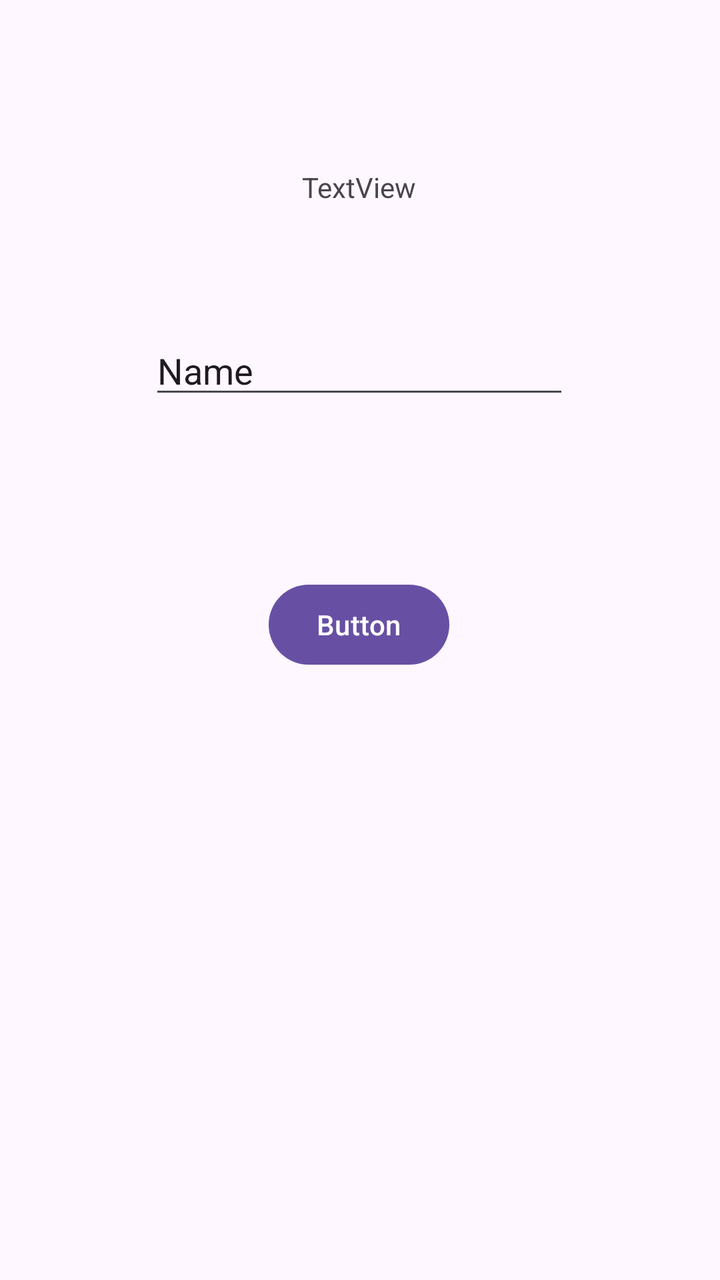
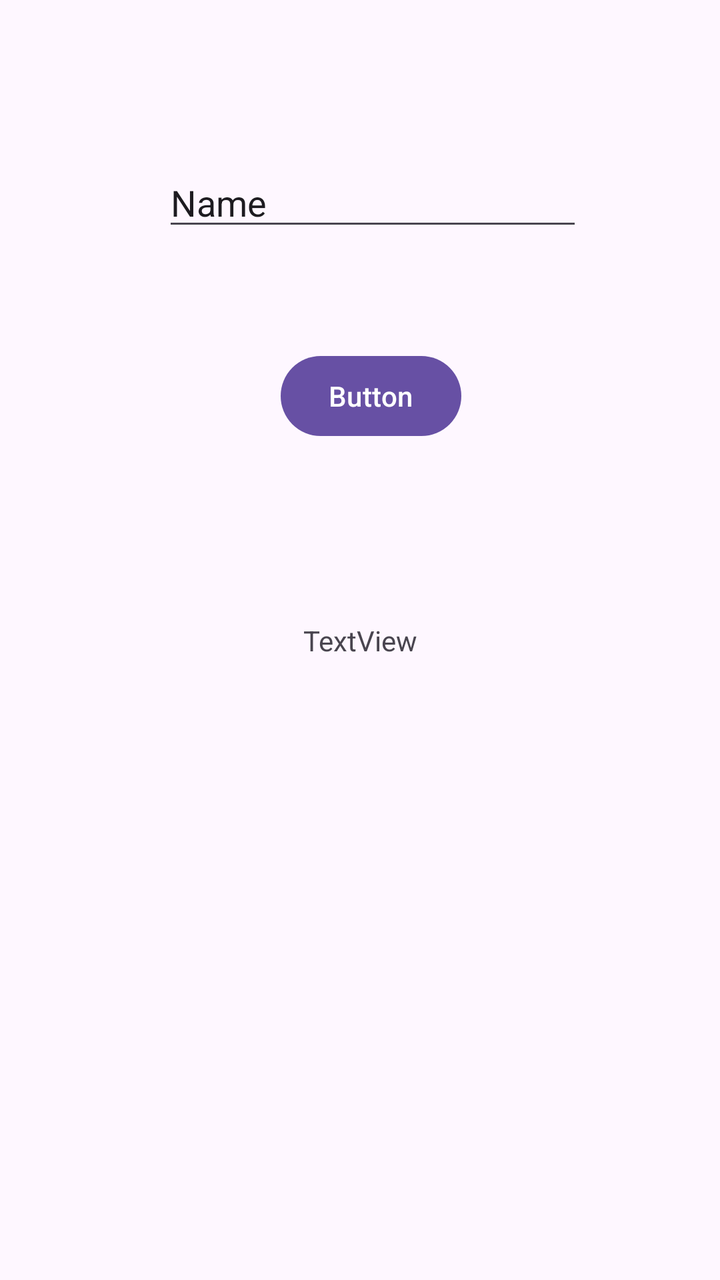

The first picture is an Android layout as it rendered before a commit; the second is the same layout after the commit. The layout source and the unified diff follow.
<!-- AndroidManifest.xml: application theme Theme.PratikumMobileRifa -->
<!-- res/layout/activity_second.xml -->
<?xml version="1.0" encoding="utf-8"?>
<androidx.constraintlayout.widget.ConstraintLayout xmlns:android="http://schemas.android.com/apk/res/android"
    xmlns:app="http://schemas.android.com/apk/res-auto"
    xmlns:tools="http://schemas.android.com/tools"
    android:id="@+id/main"
    android:layout_width="match_parent"
    android:layout_height="match_parent"
    tools:context=".pertemuan_2.SecondActivity">

    <EditText
        android:id="@+id/inputNama"
        android:layout_width="wrap_content"
        android:layout_height="wrap_content"
        android:layout_marginTop="60dp"
        android:ems="10"
        android:inputType="text"
        android:text="Name"
        app:layout_constraintEnd_toEndOf="parent"
        app:layout_constraintHorizontal_bias="0.497"
        app:layout_constraintStart_toStartOf="parent"
        app:layout_constraintTop_toBottomOf="@+id/textNama" />

    <Button
        android:id="@+id/btnSubmit"
        android:layout_width="wrap_content"
        android:layout_height="wrap_content"
        android:layout_marginTop="84dp"
        android:text="Button"
        app:layout_constraintEnd_toEndOf="parent"
        app:layout_constraintHorizontal_bias="0.498"
        app:layout_constraintStart_toStartOf="parent"
        app:layout_constraintTop_toBottomOf="@+id/inputNama" />

    <TextView
        android:id="@+id/textNama"
        android:layout_width="wrap_content"
        android:layout_height="wrap_content"
        android:layout_marginTop="84dp"
        android:text="TextView"
        app:layout_constraintEnd_toEndOf="parent"
        app:layout_constraintHorizontal_bias="0.498"
        app:layout_constraintStart_toStartOf="parent"
        app:layout_constraintTop_toTopOf="parent" />
</androidx.constraintlayout.widget.ConstraintLayout>
<!-- resources referenced by this layout -->
<resources>
  <style name="Theme.PratikumMobileRifa" parent="Base.Theme.PratikumMobileRifa" />
  <style name="Base.Theme.PratikumMobileRifa" parent="Theme.Material3.DayNight.NoActionBar">
          
          
      </style>
</resources>

<!-- the commit's change to res/layout/activity_second.xml (unified diff, before → after) -->
@@ -7,38 +7,42 @@
     android:layout_height="match_parent"
     tools:context=".pertemuan_2.SecondActivity">
 
-    <EditText
-        android:id="@+id/inputNama"
+    <TextView
+        android:id="@+id/textNama"
         android:layout_width="wrap_content"
         android:layout_height="wrap_content"
-        android:layout_marginTop="60dp"
-        android:ems="10"
-        android:inputType="text"
-        android:text="Name"
+        android:text="TextView"
+        app:layout_constraintBottom_toBottomOf="parent"
         app:layout_constraintEnd_toEndOf="parent"
-        app:layout_constraintHorizontal_bias="0.497"
         app:layout_constraintStart_toStartOf="parent"
-        app:layout_constraintTop_toBottomOf="@+id/textNama" />
+        app:layout_constraintTop_toTopOf="parent" />
 
     <Button
         android:id="@+id/btnSubmit"
         android:layout_width="wrap_content"
         android:layout_height="wrap_content"
-        android:layout_marginTop="84dp"
+        android:layout_marginTop="174dp"
         android:text="Button"
+        app:layout_constraintBottom_toBottomOf="parent"
         app:layout_constraintEnd_toEndOf="parent"
-        app:layout_constraintHorizontal_bias="0.498"
+        app:layout_constraintHorizontal_bias="0.52"
         app:layout_constraintStart_toStartOf="parent"
-        app:layout_constraintTop_toBottomOf="@+id/inputNama" />
+        app:layout_constraintTop_toTopOf="parent"
+        app:layout_constraintVertical_bias="0.0" />
 
-    <TextView
-        android:id="@+id/textNama"
+    <EditText
+        android:id="@+id/inputNama"
         android:layout_width="wrap_content"
         android:layout_height="wrap_content"
-        android:layout_marginTop="84dp"
-        android:text="TextView"
+        android:ems="10"
+        android:inputType="text"
+        android:text="Name"
+        app:layout_constraintBottom_toBottomOf="parent"
         app:layout_constraintEnd_toEndOf="parent"
-        app:layout_constraintHorizontal_bias="0.498"
+        app:layout_constraintHorizontal_bias="0.542"
         app:layout_constraintStart_toStartOf="parent"
-        app:layout_constraintTop_toTopOf="parent" />
+        app:layout_constraintTop_toTopOf="parent"
+        app:layout_constraintVertical_bias="0.132" />
+
+
 </androidx.constraintlayout.widget.ConstraintLayout>
